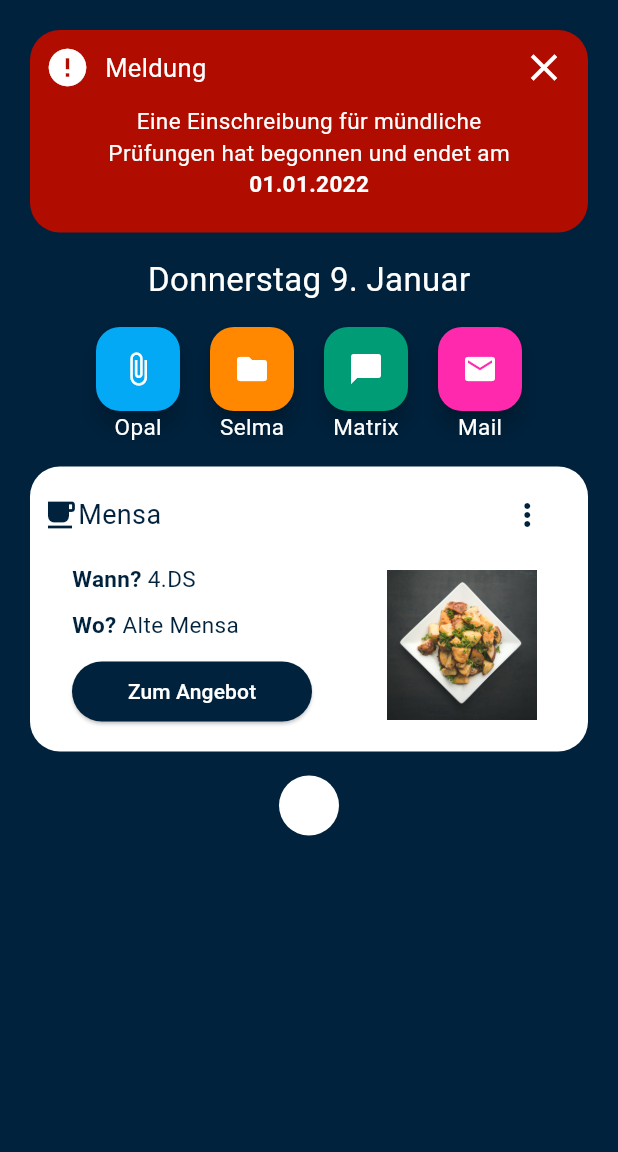
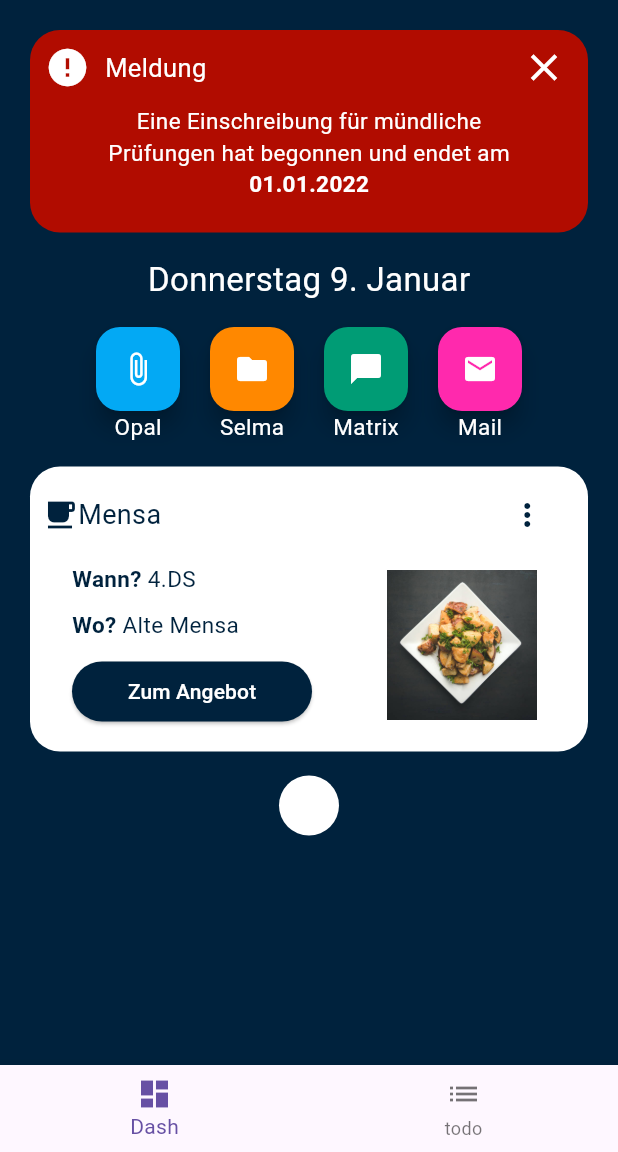
Before and after one commit to Niggi1105/study_app, a Flutter app: the screen it shows after launch, on a phone screen of 412 x 824 dp, the part 84-1236 px from its top. Run offline on Flutter 3.47's test engine with Material 3 defaults, Android fonts, the phone set to English and light mode, and no system bars.

Commit message:
setting up base layout for navigation 	modified:   lib/main.dart 	new file:   lib/todo.dart

```diff
--- a/lib/main.dart
+++ b/lib/main.dart
@@ -1,6 +1,5 @@
-import 'dart:io';
-
 import 'package:flutter/material.dart';
+import 'todo.dart';
 
 void main() {
   runApp(const MyApp());
@@ -25,6 +24,19 @@ class Dashboard extends StatelessWidget {
       appBar: AppBar(
         title: Center(child: const Text('Study-App')),
         backgroundColor: Colors.white,
+      ),
+      bottomNavigationBar: BottomNavigationBar(
+        items: [
+          BottomNavigationBarItem(
+            icon: Icon(Icons.dashboard),
+            label: 'Dash',
+          ),
+          BottomNavigationBarItem(
+            icon: Icon(Icons.list),
+            label: 'todo',
+
+          ),
+        ],
       ),
       body: Stack(
         children: [
@@ -205,8 +217,7 @@ class OpalLink extends StatelessWidget {
 
   @override
   Widget build(BuildContext context) {
-    return
-       Column(
+    return Column(
       children: [
         FloatingActionButton(
           onPressed: () {}, //TODO: Add link to Opal
@@ -218,7 +229,6 @@ class OpalLink extends StatelessWidget {
         ),
         Text('Opal', style: TextStyle(color: Colors.white, fontSize: 15)),
       ],
-
     );
   }
 }
@@ -228,8 +238,7 @@ class SelmaLink extends StatelessWidget {
 
   @override
   Widget build(BuildContext context) {
-    return
-       Column(
+    return Column(
       children: [
         FloatingActionButton(
           onPressed: () {}, //TODO: Add link to Selma
@@ -241,7 +250,6 @@ class SelmaLink extends StatelessWidget {
         ),
         Text('Selma', style: TextStyle(color: Colors.white, fontSize: 15)),
       ],
-
     );
   }
 }
@@ -251,8 +259,7 @@ class MatrixLink extends StatelessWidget {
 
   @override
   Widget build(BuildContext context) {
-    return
-      Column(
+    return Column(
       children: [
         FloatingActionButton(
           onPressed: () {}, //TODO: Add link to Matrix Chat
--- /dev/null
+++ b/lib/todo.dart
@@ -0,0 +1,10 @@
+import 'package:flutter/material.dart';
+
+class Todo extends StatelessWidget {
+  const Todo({Key? key});
+
+  @override
+  Widget build(BuildContext context) {
+    return Scaffold();
+  }
+}
```
Lines whose indentation alone changed are shown as unchanged.
